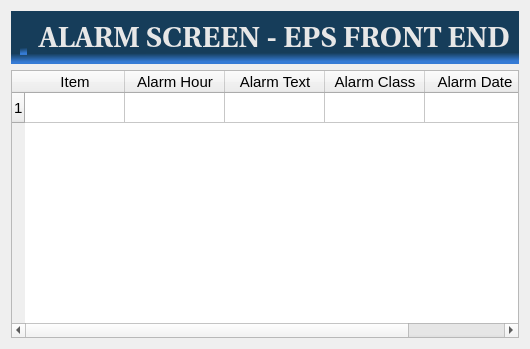
First picture: the form in myInterface/alarmScreen.ui, repository semissatto2/Interface_files, before the edit.
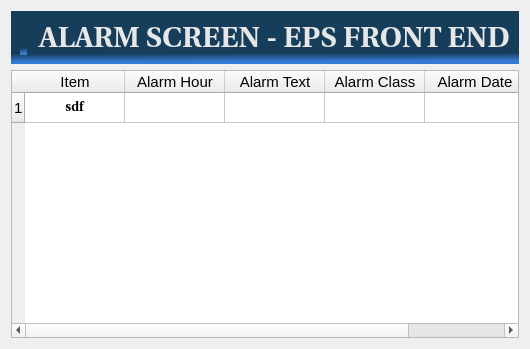
Second picture: the form after the edit. Icons and pictures are not drawn.

What changed in the file:
```diff
--- a/myInterface/alarmScreen.ui
+++ b/myInterface/alarmScreen.ui
@@ -149,7 +149,18 @@
        </column>
        <item row="0" column="0">
         <property name="text">
-         <string/>
+         <string>sdf</string>
+        </property>
+        <property name="font">
+         <font>
+          <family>Utopia</family>
+          <pointsize>10</pointsize>
+          <weight>75</weight>
+          <bold>true</bold>
+         </font>
+        </property>
+        <property name="textAlignment">
+         <set>AlignCenter</set>
         </property>
        </item>
       </widget>
```
